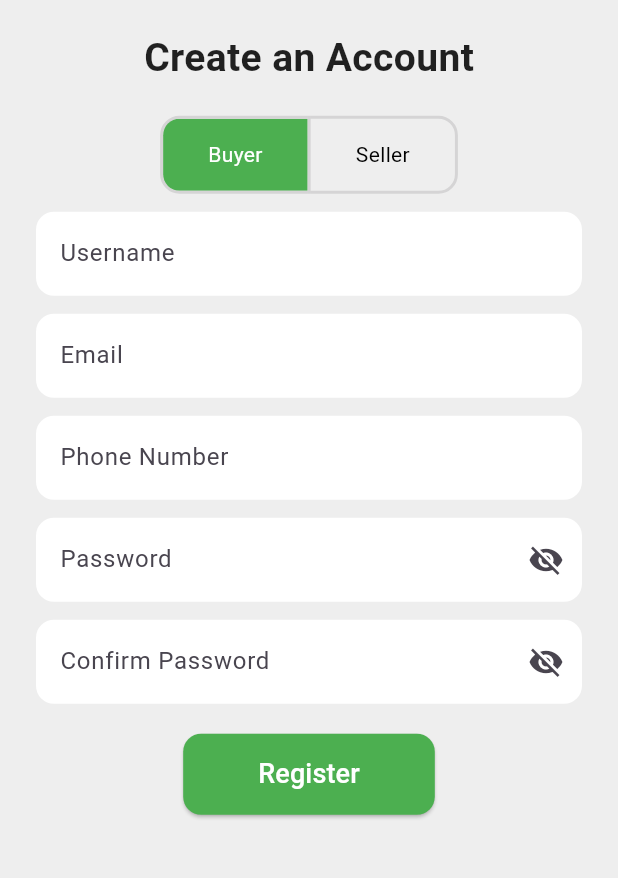
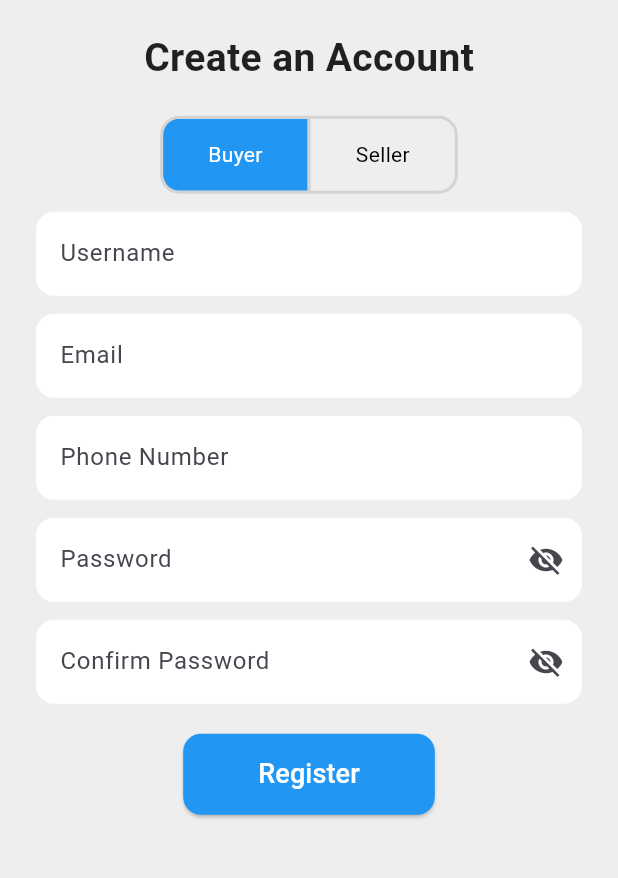
Before and after one commit to RensithUdara/gemhub_mobileapp, a Flutter app: the SignUpScreen screen opened directly, on a phone screen of 412 x 824 dp, the part 278-1156 px from its top. Run offline on Flutter 3.47's test engine with Material 3 defaults, Android fonts, the phone set to English and light mode, and no system bars; our stand-ins replace animated_bottom_navigation_bar, carousel_slider, cloud_firestore, firebase_auth, firebase_core, firebase_storage and 4 more; accounts and stored records are empty.

Commit message:
style: change button colors in signup screen from green to blue

```diff
--- a/lib/screens/auth_screens/signup_screen.dart
+++ b/lib/screens/auth_screens/signup_screen.dart
@@ -132,7 +132,7 @@ class _SignUpScreenState extends State<SignUpScreen> {
                 ElevatedButton(
                   onPressed: _saveUser,
                   style: ElevatedButton.styleFrom(
-                    backgroundColor: Colors.green,
+                    backgroundColor: Colors.blue,
                     foregroundColor: Colors.white,
                     padding: const EdgeInsets.symmetric(
                         horizontal: 50, vertical: 14),
@@ -159,7 +159,7 @@ class _SignUpScreenState extends State<SignUpScreen> {
       onPressed: (index) => setState(() => isBuyer = index == 0),
       borderRadius: BorderRadius.circular(12),
       selectedColor: Colors.white,
-      fillColor: Colors.green,
+      fillColor: Colors.blue,
       color: Colors.black,
       borderWidth: 2,
       children: const [
```
